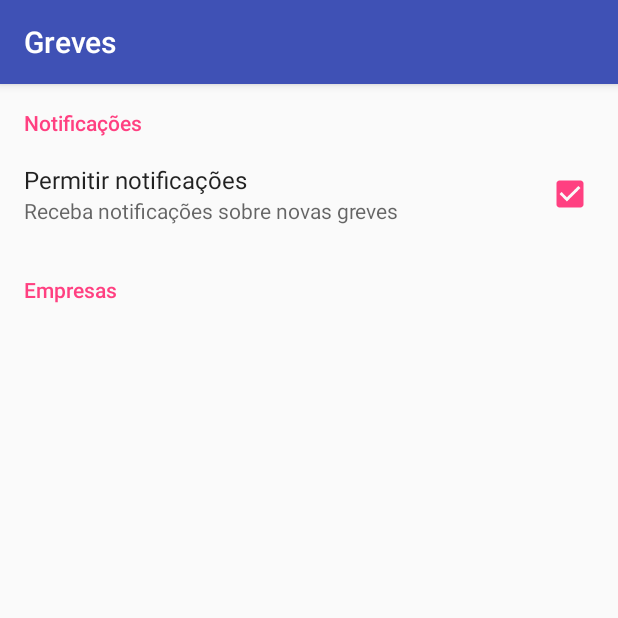
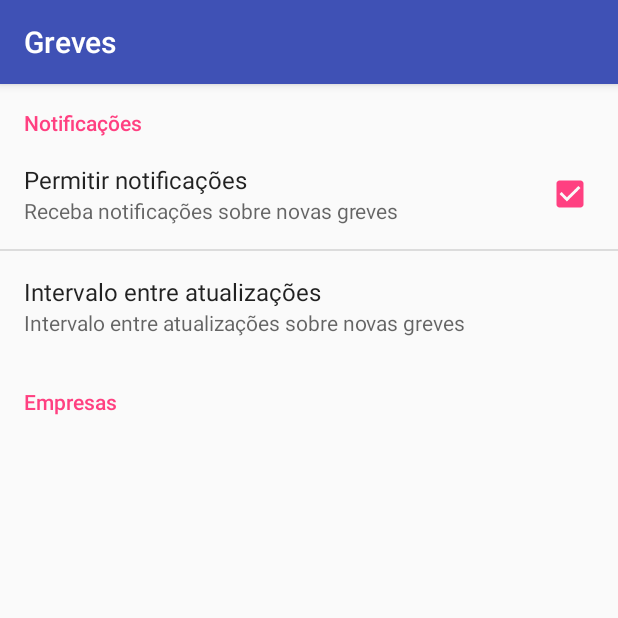
Before and after one commit to dfloureiro/greves, an Android app: the fragment PreferencesFragment shown on its own in the app's theme, on a phone screen of 412 x 824 dp, the top half of it. Run offline under Robolectric (Android 15) with nearby library versions, the phone set to English and light mode, and no system bars; 1 statement that could not run was skipped.

Commit message:
added hour interval array to preferences

```diff
--- a/app/src/main/java/com/dfl/grevesapp/Preferences/PreferencesKeys.java
+++ b/app/src/main/java/com/dfl/grevesapp/Preferences/PreferencesKeys.java
@@ -5,6 +5,7 @@ package com.dfl.grevesapp.Preferences;
  *
  */
 
-public class PreferencesKeys {
+class PreferencesKeys {
     final static String ALLOW_NOTIFICATIONS = "allownotifications";
+    final static String INTERVAL_NOTIFICATIONS = "intervalnotifications";
 }
--- a/app/src/main/java/com/dfl/grevesapp/Preferences/PreferencesManager.java
+++ b/app/src/main/java/com/dfl/grevesapp/Preferences/PreferencesManager.java
@@ -11,8 +11,23 @@ import android.preference.PreferenceManager;
 
 public class PreferencesManager {
 
+    /**
+     * verify if notifications are allowed
+     * @param context context
+     * @return true to show notifications
+     */
     public static boolean getAllowNotifications(Context context){
         SharedPreferences prefs = PreferenceManager.getDefaultSharedPreferences(context);
         return prefs.getBoolean(PreferencesKeys.ALLOW_NOTIFICATIONS, true);
     }
+
+    /**
+     * check interval to update strikes
+     * @param context context
+     * @return 3 by default, or the select interval if it exists
+     */
+    public static int getIntervalNotification(Context context){
+        SharedPreferences prefs = PreferenceManager.getDefaultSharedPreferences(context);
+        return prefs.getInt(PreferencesKeys.INTERVAL_NOTIFICATIONS, 3);
+    }
 }
--- /dev/null
+++ b/app/src/main/res/values/arrays.xml
@@ -0,0 +1,18 @@
+<?xml version="1.0" encoding="utf-8"?>
+<resources>
+    <string-array name="intervals">
+        <item>24 horas</item>
+        <item>12 horas</item>
+        <item>6 horas</item>
+        <item>3 horas</item>
+        <item>1 hora</item>
+    </string-array>
+
+    <string-array name="intervalsData">
+        <item>24</item>
+        <item>12</item>
+        <item>6</item>
+        <item>3</item>
+        <item>1</item>
+    </string-array>
+</resources>
--- a/app/src/main/res/values/strings.xml
+++ b/app/src/main/res/values/strings.xml
@@ -38,4 +38,6 @@
     <string name="service_name">Últimas Greves</string>
     <string name="companies_summary">Receber notificações das seguintes empresas</string>
     <string name="error_loading_companies">Erro a carregar as empresas</string>
+    <string name="interval_notifications_summary">Intervalo entre atualizações sobre novas greves</string>
+    <string name="interval_notifications_title">Intervalo entre atualizações</string>
 </resources>
--- a/app/src/main/res/xml/preferences.xml
+++ b/app/src/main/res/xml/preferences.xml
@@ -10,6 +10,15 @@
             android:key="allownotifications"
             android:title="@string/allow_notifications"
             android:summary="@string/allow_notifications_summary" />
+
+        <ListPreference
+            android:defaultValue="3"
+            android:key="intervalnotifications"
+            android:entries="@array/intervals"
+            android:entryValues="@array/intervalsData"
+            android:title="@string/interval_notifications_title"
+            android:summary="@string/interval_notifications_summary"
+        />
     </PreferenceCategory>
 
     <PreferenceCategory
```
